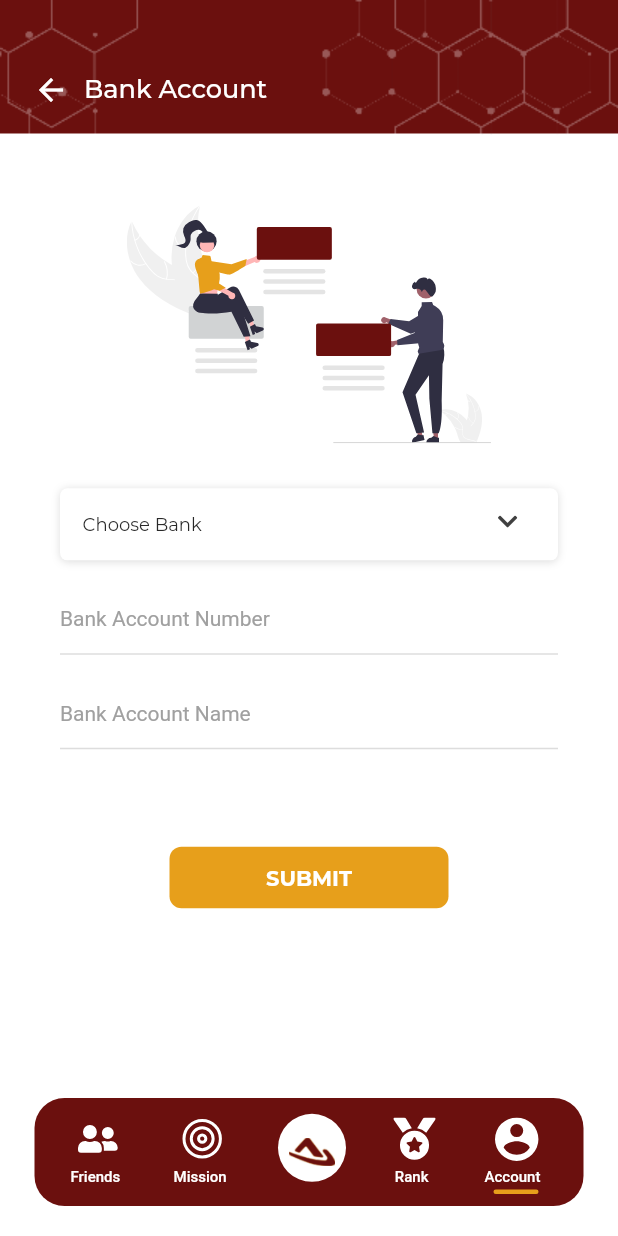
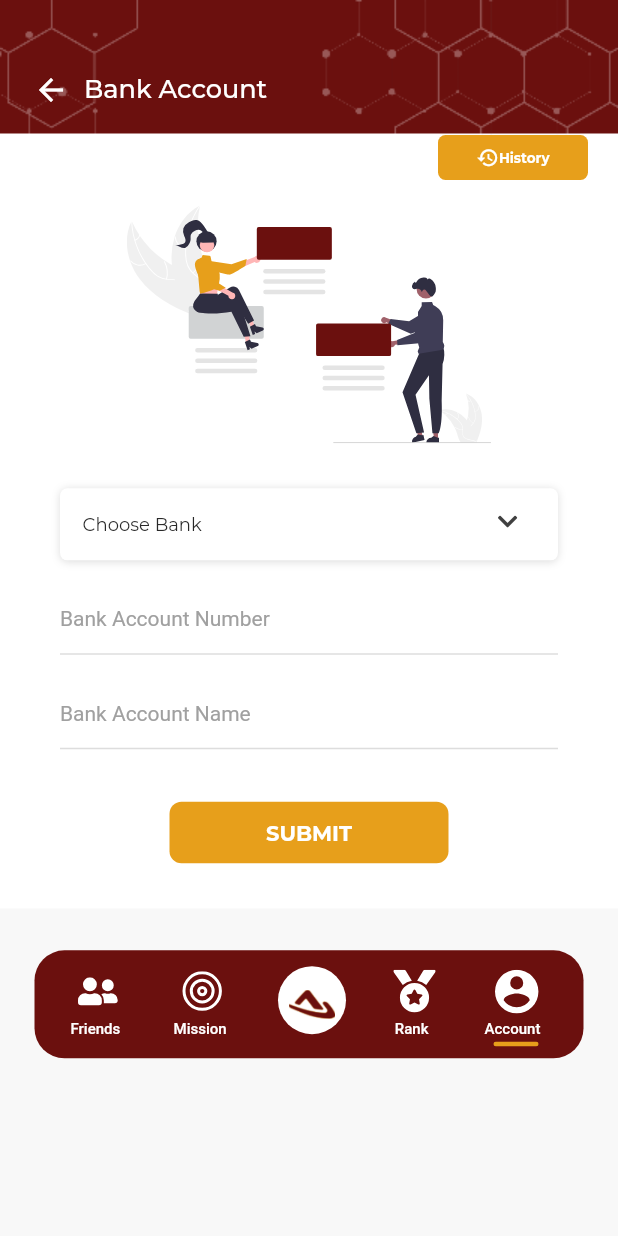
Before and after one commit to derisdev/altshue, a Flutter app: the BankAccountView screen opened by its route, on a phone screen of 412 x 824 dp. Run offline on Flutter 3.47's test engine with Material 2 defaults, Android fonts, the light colour scheme and no system bars; our stand-ins replace battery, flutter_feather_icons, flutter_svg, fluttertoast, font_awesome_flutter, get and 2 more; missing offline and left inert: battery_indicator, clipboard.

Commit message:
bux fixes dan bahasa

```diff
--- a/lib/app/modules/bank_account/views/bank_account_view.dart
+++ b/lib/app/modules/bank_account/views/bank_account_view.dart
@@ -1,4 +1,5 @@
 import 'package:altshue/app/constants/asset_path.dart';
+import 'package:altshue/app/routes/app_pages.dart';
 import 'package:altshue/app/widgets/navigation_bar.dart';
 import 'package:flutter/material.dart';
 import 'package:altshue/app/constants/colors.dart';
@@ -16,16 +17,51 @@ class BankAccountView extends GetView<BankAccountController> {
   @override
   Widget build(BuildContext context) {
     return Scaffold(
-        backgroundColor: Palette.white,
+        backgroundColor: Palette.alabaster,
         resizeToAvoidBottomInset: false,
         body: Stack(
           children: [
-            Column(
+            ListView(
+              shrinkWrap: true,
               children: [
-                HeaderBar(
-                  title: 'Bank Account'.tr,
+                Container(
+                  color: Palette.white,
+                  child: Padding(
+                    padding: EdgeInsets.only(
+                        top: 90,
+                        bottom: MediaQuery.of(context).viewInsets.bottom),
+                    child: Column(
+                      children: [
+                        Align(
+                          alignment: Alignment.centerRight,
+                          child: Padding(
+                            padding: const EdgeInsets.only(right: 20.0),
+                            child: SizedBox(
+                              width: 100,
+                              height: 30,
+                              child: ButtonGlobalNoChild(
+                                onTap: () => Get.toNamed(Routes.REDEEM_HISTORY),
+                                radius: 5,
+                                title: 'History'.tr,
+                                child: Row(
+                                  mainAxisAlignment: MainAxisAlignment.center,
+                                  children: [
+                                    Icon(
+                                      Icons.history,
+                                      size: 15,
                                     ),
-                SizedBox(height: 30),
+                                    Text('History'.tr,
+                                        style: TextStyle(
+                                            color: Palette.white,
+                                            fontSize: 9,
+                                            fontFamily:
+                                                AppFontStyle.montserratBold)),
+                                  ],
+                                ),
+                              ),
+                            ),
+                          ),
+                        ),
                         SvgPicture.asset(AssetName.bankIllus),
                         SizedBox(height: 30),
                         BankOption(
@@ -35,7 +71,7 @@ class BankAccountView extends GetView<BankAccountController> {
                         ListFieldBank(
                           controller: controller,
                         ),
-                SizedBox(height: 50),
+                        SizedBox(height: 20),
                         SizedBox(
                           width: 186,
                           height: 41,
@@ -46,10 +82,19 @@ class BankAccountView extends GetView<BankAccountController> {
                             title: 'SUBMIT'.tr,
                           ),
                         ),
+                        SizedBox(height: 30),
+                      ],
+                    ),
+                  ),
+                ),
+                SizedBox(height: 120),
               ],
             ),
             NavigationBar(
               index: 4,
+            ),
+            HeaderBar(
+              title: 'Bank Account'.tr,
             )
           ],
         ));
--- a/lib/app/modules/friends/views/components/friend_list.dart
+++ b/lib/app/modules/friends/views/components/friend_list.dart
@@ -11,7 +11,7 @@ class FriendList extends StatelessWidget {
   Widget build(BuildContext context) {
     return ListView.builder(
         itemCount: 10,
-        padding: EdgeInsets.symmetric(vertical: 20),
+        padding: EdgeInsets.only(top: 20, bottom: 150),
         itemBuilder: (_, index) {
           return FriendListItem();
         });
--- a/lib/app/modules/friends/views/components/friend_request.dart
+++ b/lib/app/modules/friends/views/components/friend_request.dart
@@ -11,7 +11,7 @@ class FriendRequest extends StatelessWidget {
   Widget build(BuildContext context) {
     return ListView.builder(
         itemCount: 10,
-        padding: EdgeInsets.symmetric(vertical: 20),
+        padding: EdgeInsets.only(top: 20, bottom: 150),
         itemBuilder: (_, index) {
           return FriendRequestItem();
         });
--- a/lib/app/modules/home/views/components/home_top.dart
+++ b/lib/app/modules/home/views/components/home_top.dart
@@ -161,6 +161,6 @@ class HomeBg extends StatelessWidget {
   @override
   Widget build(BuildContext context) {
     return Image.asset(AssetName.homeBg,
-        height: Get.height * 0.35, fit: BoxFit.cover);
+        height: Get.height * 0.35, width: Get.width, fit: BoxFit.fill);
   }
 }
--- a/lib/app/modules/home/views/home_view.dart
+++ b/lib/app/modules/home/views/home_view.dart
@@ -49,7 +49,7 @@ class HomeView extends GetView<HomeController> {
                             ),
                             NewsHome(),
                             SizedBox(
-                              height: 70,
+                              height: 150,
                             ),
                           ],
                         ),
--- a/lib/app/modules/news/views/components/news_list.dart
+++ b/lib/app/modules/news/views/components/news_list.dart
@@ -12,7 +12,7 @@ class ListNews extends StatelessWidget {
   Widget build(BuildContext context) {
     return SingleChildScrollView(
       child: Container(
-          margin: EdgeInsets.only(left: 20, right: 20, top: 120, bottom: 20),
+          margin: EdgeInsets.only(left: 20, right: 20, top: 120, bottom: 120),
           decoration: BoxDecoration(
               color: Palette.white,
               borderRadius: BorderRadius.circular(20),
--- a/lib/app/modules/news_detail/views/components/news_description.dart
+++ b/lib/app/modules/news_detail/views/components/news_description.dart
@@ -8,9 +8,7 @@ class DescriptionNews extends StatelessWidget {
 
   @override
   Widget build(BuildContext context) {
-    return Padding(
-      padding: const EdgeInsets.symmetric(vertical: 32.0, horizontal: 43),
-      child: Text(
+    return Text(
       'Jakarta, CNN Indonesia -- Sejumlah operator seluler meluncurkan teknologi jaringan 5G di beberapa kota di Indonesia. Meskipun wilayah cakupannya belum luas, hal ini menjadi sebuah langkah besar untuk dunia telekomunikasi di Indonesia. Perusahaan plat merah Telkomsel menjadi yang pertama menyajikan layanan 5G di Indonesia, dan mulai memberikan layanan 5G bagi pelanggannya sejak 27 Mei 2021. Tak lama setelah peluncuran 5G dari Telkomsel, Indosat Ooredoo mulai menyajikan layanannya di bulan berikutnya. Terhitung sejak 7 Juni 2021, Indosat Ooredoo resmi memberikan layanan 5G bagi pelanggannya.',
       textAlign: TextAlign.justify,
       style: TextStyle(
@@ -18,7 +16,6 @@ class DescriptionNews extends StatelessWidget {
           height: 2,
           fontSize: 13,
           fontFamily: AppFontStyle.robotoReg),
-      ),
     );
   }
 }
--- a/lib/app/routes/app_pages.dart
+++ b/lib/app/routes/app_pages.dart
@@ -34,6 +34,8 @@ import 'package:altshue/app/modules/news_detail/bindings/news_detail_binding.dar
 import 'package:altshue/app/modules/news_detail/views/news_detail_view.dart';
 import 'package:altshue/app/modules/rank/bindings/rank_binding.dart';
 import 'package:altshue/app/modules/rank/views/rank_view.dart';
+import 'package:altshue/app/modules/redeem_history/bindings/redeem_history_binding.dart';
+import 'package:altshue/app/modules/redeem_history/views/redeem_history_view.dart';
 import 'package:altshue/app/modules/reedem/bindings/reedem_binding.dart';
 import 'package:altshue/app/modules/reedem/views/reedem_view.dart';
 import 'package:altshue/app/modules/reedem_detail/bindings/reedem_detail_binding.dart';
@@ -163,5 +165,10 @@ class AppPages {
       page: () => MissionView(),
       binding: MissionBinding(),
     ),
+    GetPage(
+      name: _Paths.REDEEM_HISTORY,
+      page: () => RedeemHistoryView(),
+      binding: RedeemHistoryBinding(),
+    ),
   ];
 }
--- a/lib/app/routes/app_routes.dart
+++ b/lib/app/routes/app_routes.dart
@@ -27,6 +27,7 @@ abstract class Routes {
   static const CHANGE_PASSWORD = _Paths.CHANGE_PASSWORD;
   static const EDIT_PROFILE = _Paths.EDIT_PROFILE;
   static const MISSION = _Paths.MISSION;
+  static const REDEEM_HISTORY = _Paths.REDEEM_HISTORY;
 }
 
 abstract class _Paths {
@@ -53,4 +54,5 @@ abstract class _Paths {
   static const CHANGE_PASSWORD = '/change-password';
   static const EDIT_PROFILE = '/edit-profile';
   static const MISSION = '/mission';
+  static const REDEEM_HISTORY = '/redeem-history';
 }
--- a/lib/app/widgets/button_global.dart
+++ b/lib/app/widgets/button_global.dart
@@ -10,11 +10,13 @@ class ButtonGlobal extends StatelessWidget {
   final Color textColor;
   final double radius;
   final double fontSize;
+  final double? witdh;
 
   const ButtonGlobal(
       {Key? key,
       required this.onTap,
       required this.title,
+      this.witdh,
       this.primary = Palette.dixie,
       this.textColor = Palette.white,
       this.radius = 5,
@@ -24,7 +26,7 @@ class ButtonGlobal extends StatelessWidget {
   @override
   Widget build(BuildContext context) {
     return SizedBox(
-      width: Get.width,
+      width: witdh ?? Get.width,
       height: 46,
       child: ElevatedButton(
         onPressed: onTap,
--- a/lib/app/widgets/header_bar.dart
+++ b/lib/app/widgets/header_bar.dart
@@ -17,7 +17,11 @@ class HeaderBar extends StatelessWidget {
       height: 90,
       width: Get.width,
       decoration: BoxDecoration(
-          image: DecorationImage(image: AssetImage(AssetName.headerBg))),
+          image: DecorationImage(
+              image: AssetImage(
+                AssetName.headerBg,
+              ),
+              fit: BoxFit.fill)),
       child: Padding(
         padding: EdgeInsets.only(left: 22, top: 30),
         child: Row(
```
Also changed, not shown: lib/app/modules/friends_add/views/friends_add_view.dart (+5 -2 lines), lib/app/modules/news_detail/views/news_detail_view.dart (+11 -18 lines). Lines whose indentation alone changed are shown as unchanged.
